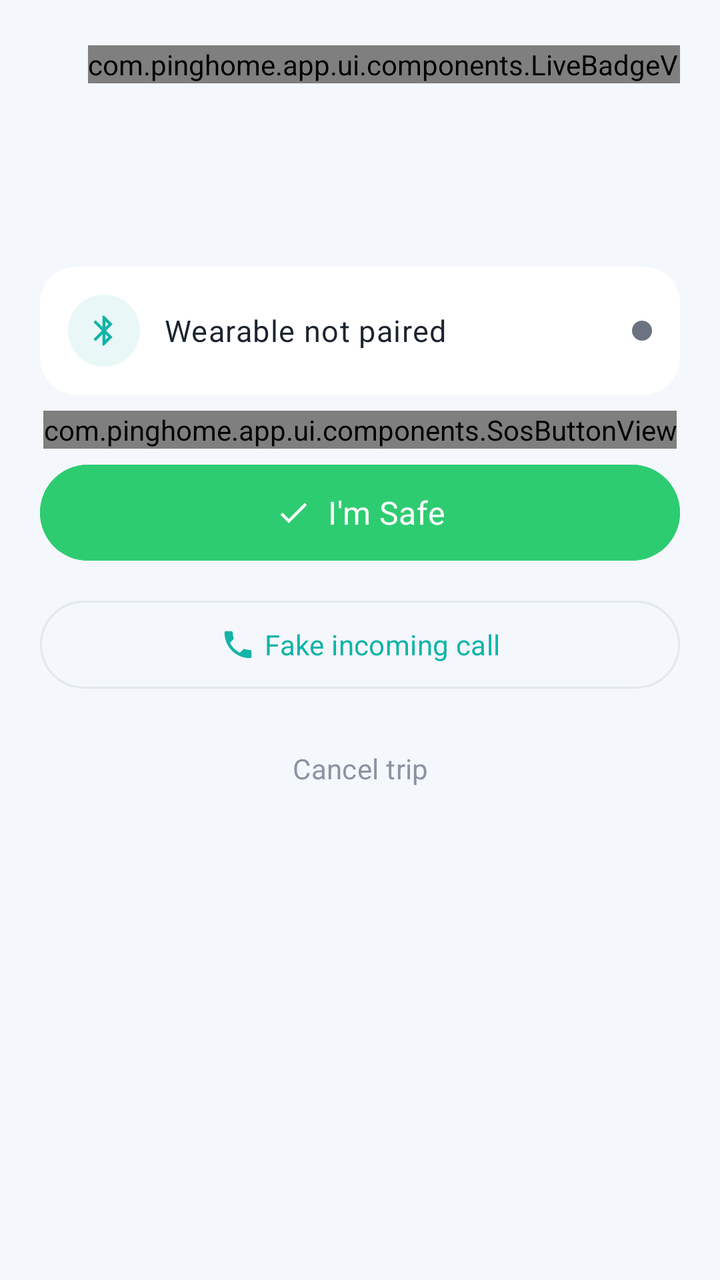
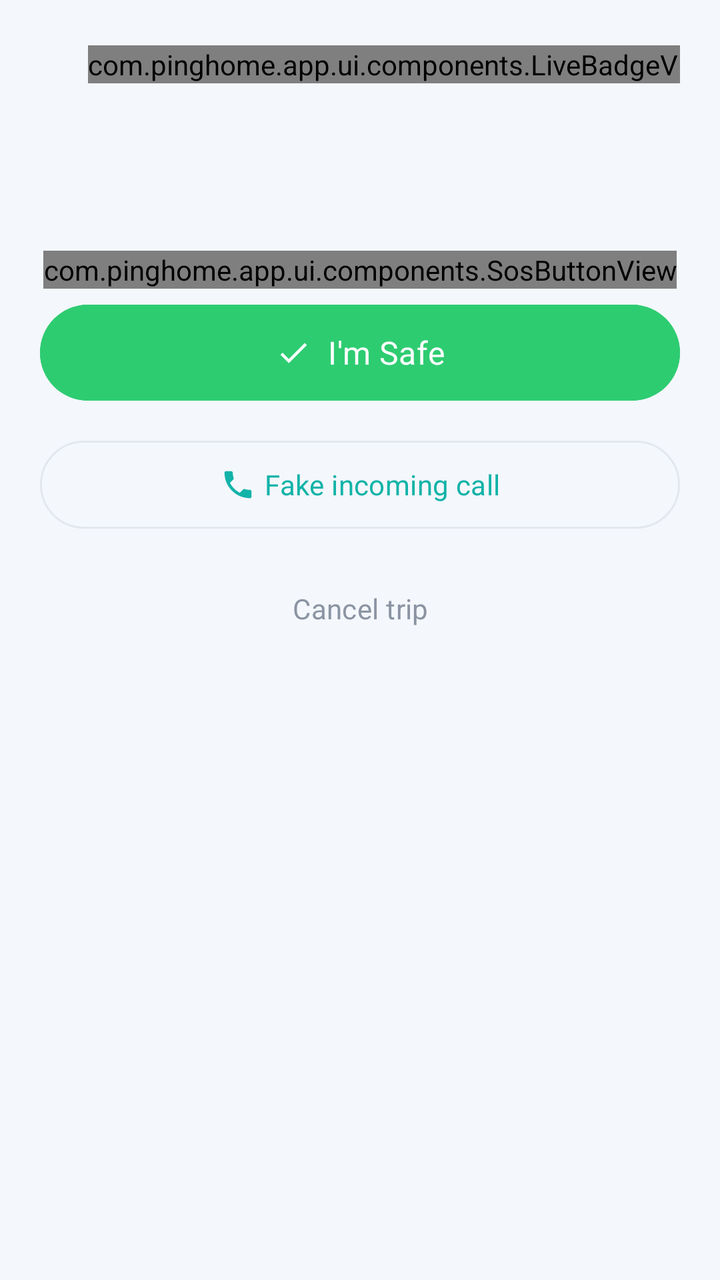

Screens rendered from an Android XML layout before and after an edit, with the pre-edit source and the edit as a unified diff.
<!-- AndroidManifest.xml: application theme Theme.PingHome -->
<!-- res/layout/activity_active_trip.xml -->
<?xml version="1.0" encoding="utf-8"?>
<ScrollView xmlns:android="http://schemas.android.com/apk/res/android"
    xmlns:app="http://schemas.android.com/apk/res-auto"
    android:layout_width="match_parent"
    android:layout_height="match_parent"
    android:background="?attr/android:colorBackground">

    <LinearLayout
        android:layout_width="match_parent"
        android:layout_height="wrap_content"
        android:orientation="vertical"
        android:paddingHorizontal="20dp"
        android:paddingTop="20dp"
        android:paddingBottom="28dp">

        <LinearLayout
            android:layout_width="match_parent"
            android:layout_height="wrap_content"
            android:orientation="horizontal"
            android:gravity="center_vertical">

            <TextView
                android:id="@+id/statusPill"
                android:layout_width="wrap_content"
                android:layout_height="wrap_content"
                android:paddingHorizontal="12dp"
                android:paddingVertical="5dp"
                android:textAppearance="@style/TextAppearance.PingHome.LabelSmall"
                android:textColor="@color/white" />

            <Space
                android:layout_width="0dp"
                android:layout_height="1dp"
                android:layout_weight="1" />

            <com.pinghome.app.ui.components.LiveBadgeView
                android:id="@+id/liveBadge"
                android:layout_width="wrap_content"
                android:layout_height="wrap_content" />
        </LinearLayout>

        <TextView
            android:id="@+id/destinationText"
            android:layout_width="match_parent"
            android:layout_height="wrap_content"
            android:layout_marginTop="16dp"
            android:textAppearance="@style/TextAppearance.PingHome.Headline" />

        <TextView
            android:id="@+id/expectedArrivalText"
            android:layout_width="match_parent"
            android:layout_height="wrap_content"
            android:layout_marginTop="4dp"
            android:textAppearance="@style/TextAppearance.PingHome.BodyMuted" />

        <com.google.android.material.card.MaterialCardView
            android:layout_width="match_parent"
            android:layout_height="wrap_content"
            android:layout_marginTop="16dp">

            <LinearLayout
                android:layout_width="match_parent"
                android:layout_height="wrap_content"
                android:orientation="horizontal"
                android:gravity="center_vertical"
                android:padding="14dp">

                <FrameLayout
                    android:layout_width="36dp"
                    android:layout_height="36dp"
                    android:background="@drawable/bg_avatar">
                    <ImageView
                        android:layout_width="18dp"
                        android:layout_height="18dp"
                        android:layout_gravity="center"
                        android:src="@drawable/ic_bluetooth"
                        app:tint="?attr/colorPrimary"
                        android:contentDescription="@null" />
                </FrameLayout>

                <TextView
                    android:id="@+id/wearableStatusText"
                    android:layout_width="0dp"
                    android:layout_height="wrap_content"
                    android:layout_weight="1"
                    android:layout_marginStart="12dp"
                    android:text="Wearable not paired"
                    android:textAppearance="@style/TextAppearance.PingHome.Body" />

                <View
                    android:id="@+id/wearableDot"
                    android:layout_width="10dp"
                    android:layout_height="10dp"
                    android:background="@drawable/bg_pill" />
            </LinearLayout>
        </com.google.android.material.card.MaterialCardView>

        <com.pinghome.app.ui.components.SosButtonView
            android:id="@+id/sosButton"
            android:layout_width="wrap_content"
            android:layout_height="wrap_content"
            android:layout_gravity="center_horizontal"
            android:layout_marginTop="8dp"
            app:sosSize="170dp" />

        <com.google.android.material.button.MaterialButton
            android:id="@+id/imSafeButton"
            android:layout_width="match_parent"
            android:layout_height="56dp"
            android:layout_marginTop="4dp"
            android:backgroundTint="@color/safe_green"
            app:icon="@drawable/ic_check"
            app:iconGravity="textStart"
            android:text="@string/action_im_safe"
            android:textSize="16sp" />

        <com.google.android.material.button.MaterialButton
            android:id="@+id/fakeCallButton"
            style="@style/Widget.PingHome.Button.Outlined"
            android:layout_width="match_parent"
            android:layout_height="52dp"
            android:layout_marginTop="12dp"
            app:icon="@drawable/ic_phone"
            app:iconGravity="textStart"
            android:text="@string/action_fake_call" />

        <com.google.android.material.button.MaterialButton
            android:id="@+id/cancelTripButton"
            style="@style/Widget.PingHome.Button.Text"
            android:layout_width="match_parent"
            android:layout_height="wrap_content"
            android:layout_marginTop="12dp"
            android:textColor="?attr/colorMuted"
            android:text="@string/action_cancel_trip" />

    </LinearLayout>
</ScrollView>
<!-- resources referenced by this layout -->
<resources>
  <color name="safe_green">#2ECC71</color>
  <color name="white">#FFFFFF</color>
  <!-- drawable bg_avatar (drawable) -->
  <?xml version="1.0" encoding="utf-8"?>
  <shape xmlns:android="http://schemas.android.com/apk/res/android" android:shape="oval">
      <solid android:color="?attr/colorPrimaryContainer" />
  </shape>
  <!-- drawable bg_pill (drawable) -->
  <?xml version="1.0" encoding="utf-8"?>
  <shape xmlns:android="http://schemas.android.com/apk/res/android" android:shape="rectangle">
      <solid android:color="@color/neutral_pill" />
      <corners android:radius="50dp" />
  </shape>
  <string name="action_cancel_trip">Cancel trip</string>
  <string name="action_fake_call">Fake incoming call</string>
  <string name="action_im_safe">I\'m Safe</string>
  <style name="TextAppearance.PingHome.Body" parent="TextAppearance.Material3.BodyLarge">
          <item name="android:textSize">15sp</item>
          <item name="android:textColor">?attr/colorOnSurface</item>
      </style>
  <style name="TextAppearance.PingHome.BodyMuted" parent="TextAppearance.Material3.BodyMedium">
          <item name="android:textSize">13sp</item>
          <item name="android:textColor">?attr/colorMuted</item>
      </style>
  <style name="TextAppearance.PingHome.LabelSmall" parent="TextAppearance.Material3.LabelMedium">
          <item name="android:textSize">11sp</item>
          <item name="android:fontFamily">sans-serif-medium</item>
      </style>
  <style name="Widget.PingHome.Button.Text" parent="Widget.Material3.Button.TextButton">
          <item name="cornerRadius">28dp</item>
          <item name="android:textAppearance">@style/TextAppearance.PingHome.Label</item>
      </style>
  <color name="neutral_pill">#6B7280</color>
  <style name="TextAppearance.PingHome.Label" parent="TextAppearance.Material3.LabelLarge">
          <item name="android:textSize">14sp</item>
          <item name="android:fontFamily">sans-serif-medium</item>
          <item name="android:letterSpacing">0.01</item>
      </style>
  <color name="light_primary">#12B3A8</color>
  <color name="light_primary_variant">#0E8C84</color>
  <color name="light_card_alt">#E9F8F6</color>
  <color name="light_secondary">#6C5CE7</color>
  <color name="light_surface">#FFFFFF</color>
  <color name="light_muted">#8B94A3</color>
  <color name="light_background">#F4F7FB</color>
  <color name="light_on_background">#1B2430</color>
  <color name="light_divider">#E3E8EF</color>
  <color name="sos_red">#D81B3F</color>
  <style name="Widget.PingHome.Card" parent="Widget.Material3.CardView.Filled">
          <item name="cardCornerRadius">18dp</item>
          <item name="cardElevation">0dp</item>
          <item name="cardBackgroundColor">?attr/colorSurface</item>
          <item name="strokeWidth">0dp</item>
      </style>
  <style name="Widget.PingHome.Fab" parent="Widget.Material3.FloatingActionButton.Primary">
          <item name="backgroundTint">?attr/colorPrimary</item>
          <item name="tint">@color/white</item>
          <item name="shapeAppearanceOverlay">@style/ShapeAppearance.PingHome.Fab</item>
      </style>
  <!-- drawable bg_bottom_nav (drawable) -->
  <?xml version="1.0" encoding="utf-8"?>
  <shape xmlns:android="http://schemas.android.com/apk/res/android" android:shape="rectangle">
      <solid android:color="?attr/colorSurface" />
      <corners android:topLeftRadius="24dp" android:topRightRadius="24dp" />
  </shape>
  <style name="Widget.PingHome.BottomNav.Indicator" parent="Widget.Material3.BottomNavigationView.ActiveIndicator">
          <item name="android:color">@color/bottom_nav_indicator</item>
      </style>
  <style name="ShapeAppearance.PingHome.Fab" parent="">
          <item name="cornerFamily">rounded</item>
          <item name="cornerSize">18dp</item>
      </style>
  <!-- unchanged entries left out for length: 9 -->
</resources>

<!-- the commit's change to res/layout/activity_active_trip.xml (unified diff, before → after) -->
@@ -53,10 +53,13 @@
             android:layout_marginTop="4dp"
             android:textAppearance="@style/TextAppearance.PingHome.BodyMuted" />
 
+        
         <com.google.android.material.card.MaterialCardView
+            android:id="@+id/wearableCard"
             android:layout_width="match_parent"
             android:layout_height="wrap_content"
-            android:layout_marginTop="16dp">
+            android:layout_marginTop="16dp"
+            android:visibility="gone">
 
             <LinearLayout
                 android:layout_width="match_parent"
